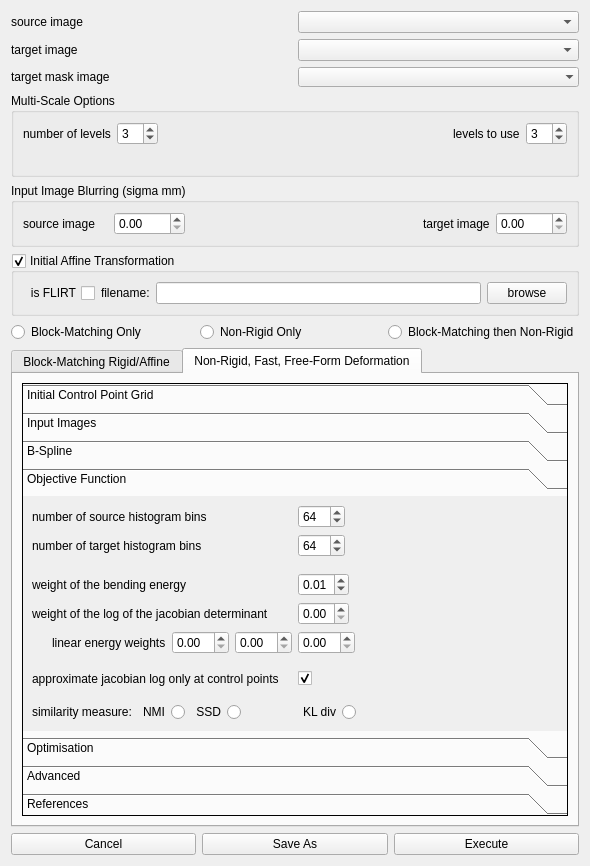
The window that Code/Gui/MITK/Plugins/uk.ac.ucl.cmic.niftyreg/src/internal/QmitkNiftyRegViewControls.ui (NifTK/NifTK) describes before a commit, drawn with Qt 5.
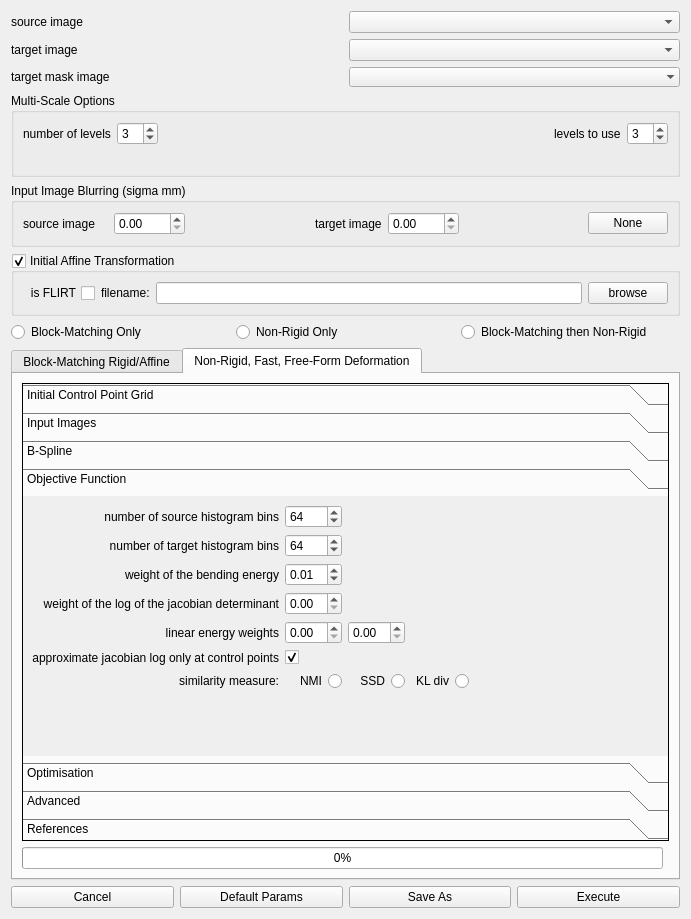
The same window after the commit. The open tabs and pages were chosen to show the change.

Commit message: #1415: NiftyReg GUI - Addition of progress bar, modifications to controls and update to latest version of reg_f3d

Diff of the .ui file:
```diff
--- a/Code/Gui/MITK/Plugins/uk.ac.ucl.cmic.niftyreg/src/internal/QmitkNiftyRegViewControls.ui
+++ b/Code/Gui/MITK/Plugins/uk.ac.ucl.cmic.niftyreg/src/internal/QmitkNiftyRegViewControls.ui
@@ -6,8 +6,8 @@
    <rect>
     <x>0</x>
     <y>0</y>
-    <width>590</width>
-    <height>866</height>
+    <width>691</width>
+    <height>919</height>
    </rect>
   </property>
   <property name="windowTitle">
@@ -210,6 +210,26 @@
           </property>
          </widget>
         </item>
+        <item>
+         <spacer name="horizontalSpacer_9">
+          <property name="orientation">
+           <enum>Qt::Horizontal</enum>
+          </property>
+          <property name="sizeHint" stdset="0">
+           <size>
+            <width>40</width>
+            <height>20</height>
+           </size>
+          </property>
+         </spacer>
+        </item>
+        <item>
+         <widget class="QPushButton" name="m_NoSmoothingPushButton">
+          <property name="text">
+           <string>None</string>
+          </property>
+         </widget>
+        </item>
        </layout>
       </item>
      </layout>
@@ -1039,9 +1059,9 @@
           <property name="geometry">
            <rect>
             <x>0</x>
-            <y>0</y>
-            <width>409</width>
-            <height>231</height>
+            <y>-15</y>
+            <width>640</width>
+            <height>243</height>
            </rect>
           </property>
           <property name="layoutDirection">
@@ -1055,13 +1075,24 @@
             <enum>QFormLayout::ExpandingFieldsGrow</enum>
            </property>
            <item row="1" column="0">
+            <layout class="QGridLayout" name="gridLayout_17">
+             <property name="rightMargin">
+              <number>0</number>
+             </property>
+             <property name="bottomMargin">
+              <number>0</number>
+             </property>
+             <item row="0" column="0">
             <widget class="QLabel" name="m_NumberSourceHistogramBinsLabel">
              <property name="text">
               <string>number of source histogram bins</string>
              </property>
-            </widget>
-           </item>
-           <item row="1" column="1">
+               <property name="alignment">
+                <set>Qt::AlignRight|Qt::AlignTrailing|Qt::AlignVCenter</set>
+               </property>
+              </widget>
+             </item>
+             <item row="0" column="1">
             <widget class="QSpinBox" name="m_NumberSourceHistogramBinsSpinBox">
              <property name="minimum">
               <number>4</number>
@@ -1074,14 +1105,17 @@
              </property>
             </widget>
            </item>
-           <item row="2" column="0">
+             <item row="1" column="0">
             <widget class="QLabel" name="m_NumberTargetHistogramBinsLabel">
              <property name="text">
               <string>number of target histogram bins</string>
              </property>
-            </widget>
-           </item>
-           <item row="2" column="1">
+               <property name="alignment">
+                <set>Qt::AlignRight|Qt::AlignTrailing|Qt::AlignVCenter</set>
+               </property>
+              </widget>
+             </item>
+             <item row="1" column="1">
             <widget class="QSpinBox" name="m_NumberTargetHistogramBinsSpinBox">
              <property name="minimum">
               <number>4</number>
@@ -1094,14 +1128,17 @@
              </property>
             </widget>
            </item>
-           <item row="4" column="0">
+             <item row="2" column="0">
             <widget class="QLabel" name="m_WeightBendingEnergyLabel">
              <property name="text">
               <string>weight of the bending energy</string>
              </property>
-            </widget>
-           </item>
-           <item row="4" column="1">
+               <property name="alignment">
+                <set>Qt::AlignRight|Qt::AlignTrailing|Qt::AlignVCenter</set>
+               </property>
+              </widget>
+             </item>
+             <item row="2" column="1">
             <widget class="QDoubleSpinBox" name="m_WeightBendingEnergyDoubleSpinBox">
              <property name="maximum">
               <double>1.000000000000000</double>
@@ -1114,14 +1151,17 @@
              </property>
             </widget>
            </item>
-           <item row="5" column="0">
+             <item row="3" column="0">
             <widget class="QLabel" name="m_WeightLogJacobianLabel">
              <property name="text">
               <string>weight of the log of the jacobian determinant</string>
              </property>
-            </widget>
-           </item>
-           <item row="5" column="1">
+               <property name="alignment">
+                <set>Qt::AlignRight|Qt::AlignTrailing|Qt::AlignVCenter</set>
+               </property>
+              </widget>
+             </item>
+             <item row="3" column="1">
             <widget class="QDoubleSpinBox" name="m_WeightLogJacobianDoubleSpinBox">
              <property name="maximum">
               <double>1.000000000000000</double>
@@ -1131,15 +1171,7 @@
              </property>
             </widget>
            </item>
-           <item row="6" column="0">
-            <layout class="QHBoxLayout" name="horizontalLayout_14">
-             <property name="leftMargin">
-              <number>20</number>
-             </property>
-             <property name="bottomMargin">
-              <number>0</number>
-             </property>
-             <item>
+             <item row="4" column="0">
               <widget class="QLabel" name="m_LinearEnergyWeightsLabel">
                <property name="toolTip">
                 <string extracomment="Linear Elasticity, 3 parameters weighted differently"/>
@@ -1150,9 +1182,12 @@
                <property name="text">
                 <string>linear energy weights</string>
                </property>
+               <property name="alignment">
+                <set>Qt::AlignRight|Qt::AlignTrailing|Qt::AlignVCenter</set>
+               </property>
               </widget>
              </item>
-             <item>
+             <item row="4" column="1">
               <widget class="QDoubleSpinBox" name="m_LinearEnergyWeightsDoubleSpinBox_1">
                <property name="toolTip">
                 <string extracomment="Squared member of the symmetric part of the Jacobian matrix: (dTx/dx)^2 + (dTy/dy)^2 + (dTz/dz)^2 + 1/2 * ( (dTx/dy+dTy/dx)^2 +  (dTx/dz+dTz/dx)^2 +  (dTy/dz+dTz/dy)^2 )"/>
@@ -1162,21 +1197,9 @@
                </property>
               </widget>
              </item>
-             <item>
+             <item row="4" column="2">
               <widget class="QDoubleSpinBox" name="m_LinearEnergyWeightsDoubleSpinBox_2">
                <property name="toolTip">
-                <string extracomment="Divergence: (dTx/dx)^2 + (dTy/dy)^2 + (dTz/dz)^2"/>
-               </property>
-               <property name="whatsThis">
-                <string extracomment="Divergence: (dTx/dx)^2 + (dTy/dy)^2 + (dTz/dz)^2"/>
-               </property>
-              </widget>
-             </item>
-            </layout>
-           </item>
-           <item row="6" column="1">
-            <widget class="QDoubleSpinBox" name="m_LinearEnergyWeightsDoubleSpinBox_3">
-             <property name="toolTip">
               <string extracomment="Squared Eucliean distance of the displacement field D: (Dx)^2 + (Dy)^2 + (Dz)^2"/>
              </property>
              <property name="whatsThis">
@@ -1184,14 +1207,17 @@
              </property>
             </widget>
            </item>
-           <item row="8" column="0">
+             <item row="5" column="0">
             <widget class="QLabel" name="m_ApproxJacobianLogLabel">
              <property name="text">
               <string>approximate jacobian log only at control points</string>
              </property>
-            </widget>
-           </item>
-           <item row="8" column="1">
+               <property name="alignment">
+                <set>Qt::AlignRight|Qt::AlignTrailing|Qt::AlignVCenter</set>
+               </property>
+              </widget>
+             </item>
+             <item row="5" column="1">
             <widget class="QCheckBox" name="m_ApproxJacobianLogCheckBox">
              <property name="text">
               <string/>
@@ -1201,15 +1227,7 @@
              </property>
             </widget>
            </item>
-           <item row="10" column="0">
-            <layout class="QHBoxLayout" name="horizontalLayout_16">
-             <property name="topMargin">
-              <number>0</number>
-             </property>
-             <property name="rightMargin">
-              <number>0</number>
-             </property>
-             <item>
+             <item row="6" column="0">
               <widget class="QLabel" name="m_SimilarityLabel">
                <property name="layoutDirection">
                 <enum>Qt::LeftToRight</enum>
@@ -1217,9 +1235,12 @@
                <property name="text">
                 <string>similarity measure:</string>
                </property>
+               <property name="alignment">
+                <set>Qt::AlignRight|Qt::AlignTrailing|Qt::AlignVCenter</set>
+               </property>
               </widget>
              </item>
-             <item>
+             <item row="6" column="1">
               <widget class="QRadioButton" name="m_SimilarityNMIRadioButton">
                <property name="layoutDirection">
                 <enum>Qt::RightToLeft</enum>
@@ -1229,7 +1250,7 @@
                </property>
               </widget>
              </item>
-             <item>
+             <item row="6" column="2">
               <widget class="QRadioButton" name="m_SimilaritySSDRadioButton">
                <property name="layoutDirection">
                 <enum>Qt::RightToLeft</enum>
@@ -1239,9 +1260,7 @@
                </property>
               </widget>
              </item>
-            </layout>
-           </item>
-           <item row="10" column="1">
+             <item row="6" column="3">
             <widget class="QRadioButton" name="m_SimilarityKLDivRadioButton">
              <property name="layoutDirection">
               <enum>Qt::RightToLeft</enum>
@@ -1251,44 +1270,17 @@
              </property>
             </widget>
            </item>
-           <item row="3" column="0">
-            <spacer name="verticalSpacer_7">
-             <property name="orientation">
-              <enum>Qt::Vertical</enum>
-             </property>
-             <property name="sizeHint" stdset="0">
-              <size>
-               <width>20</width>
-               <height>40</height>
-              </size>
-             </property>
-            </spacer>
+            </layout>
            </item>
-           <item row="7" column="1">
-            <spacer name="verticalSpacer_8">
-             <property name="orientation">
-              <enum>Qt::Vertical</enum>
+           <item row="7" column="0">
+            <layout class="QHBoxLayout" name="horizontalLayout_16">
+             <property name="topMargin">
+              <number>0</number>
              </property>
-             <property name="sizeHint" stdset="0">
-              <size>
-               <width>20</width>
-               <height>40</height>
-              </size>
+             <property name="rightMargin">
+              <number>0</number>
              </property>
-            </spacer>
-           </item>
-           <item row="9" column="0">
-            <spacer name="verticalSpacer_9">
-             <property name="orientation">
-              <enum>Qt::Vertical</enum>
-             </property>
-             <property name="sizeHint" stdset="0">
-              <size>
-               <width>20</width>
-               <height>40</height>
-              </size>
-             </property>
-            </spacer>
+            </layout>
            </item>
           </layout>
          </widget>
@@ -1568,6 +1560,13 @@
          </widget>
         </widget>
        </item>
+       <item row="2" column="0">
+        <widget class="QProgressBar" name="m_ProgressBar">
+         <property name="value">
+          <number>0</number>
+         </property>
+        </widget>
+       </item>
       </layout>
      </widget>
     </widget>
@@ -1581,6 +1580,13 @@
        </property>
       </widget>
      </item>
+     <item>
+      <widget class="QPushButton" name="m_ResetParametersPushButton">
+       <property name="text">
+        <string>Default Params</string>
+       </property>
+      </widget>
+     </item>
      <item>
       <widget class="QPushButton" name="m_SaveAsPushButton">
        <property name="text">
```
Left out of the diff: 18 changed lines with no effect on the pictures. Lines whose indentation alone changed are shown as unchanged. The commit also changes 4 other files.
